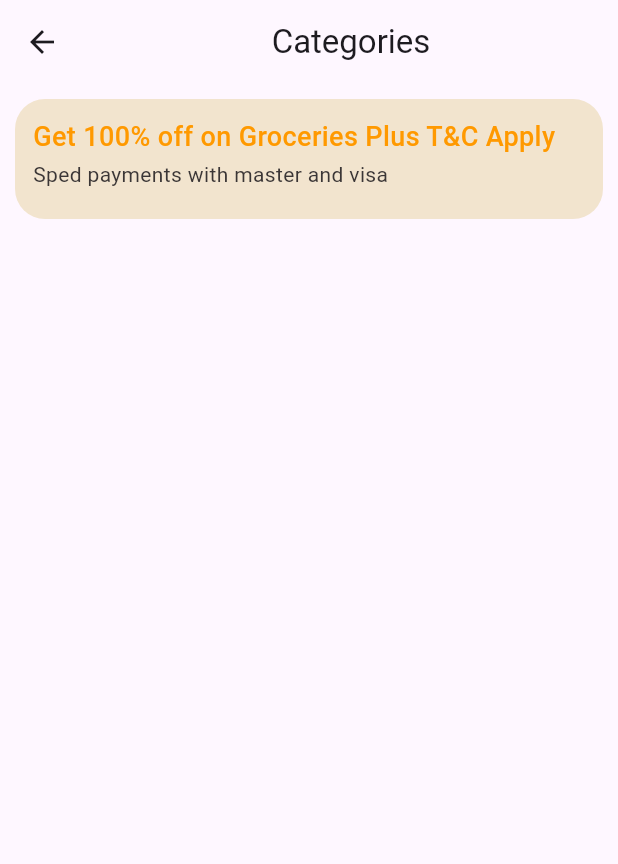
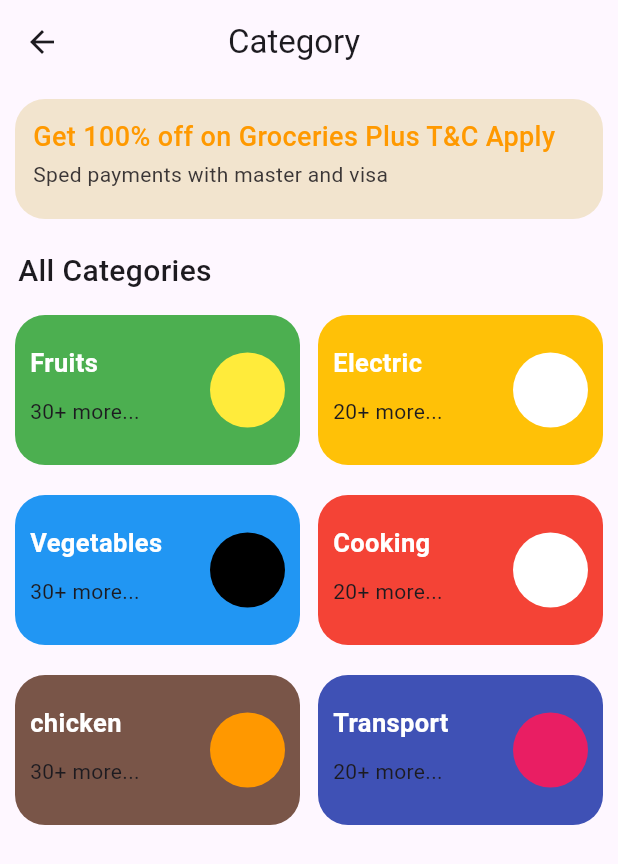
Before and after one commit to KavishkaSasindu/flutter_grocery_app, a Flutter app: the screen it shows after launch, on a phone screen of 412 x 824 dp. Shown: the top 864 px of the screen. Run offline on Flutter 3.47's test engine with Material 3 defaults, Android fonts, the phone set to English and light mode, and no system bars.

Commit message:
updated category page

```diff
--- a/lib/home/categories_page/categories_page.dart
+++ b/lib/home/categories_page/categories_page.dart
@@ -1,4 +1,5 @@
 import "package:flutter/material.dart";
+import "package:grocery_app/widgets/resusable/categoty_card.dart";
 import "package:grocery_app/widgets/shared/notification_card.dart";
 
 class CategoryPage extends StatelessWidget {
@@ -9,11 +10,87 @@ class CategoryPage extends StatelessWidget {
     return Scaffold(
       appBar: AppBar(
         leading: const Icon(Icons.arrow_back),
-        title: const Center(
-          child: Text("Categories"),
+        title: const Padding(
+          padding: EdgeInsets.symmetric(horizontal: 80.0),
+          child: Text("Category"),
         ),
       ),
-      body: const NotificationCard(),
+      body: const Column(
+        crossAxisAlignment: CrossAxisAlignment.start,
+        children: [
+          NotificationCard(),
+          SizedBox(
+            height: 10,
+          ),
+          Padding(
+            padding: EdgeInsets.only(left: 12.0, bottom: 5.0),
+            child: Text(
+              "All Categories",
+              style: TextStyle(fontSize: 20, fontWeight: FontWeight.w500),
+            ),
+          ),
+          Padding(
+            padding: EdgeInsets.all(10.0),
+            child: Row(
+              mainAxisAlignment: MainAxisAlignment.spaceBetween,
+              children: [
+                CategoryCard(
+                  title: "Fruits",
+                  price: "30+ more...",
+                  boxColor: Colors.green,
+                  circleColor: Colors.yellow,
+                ),
+                CategoryCard(
+                  title: "Electric",
+                  price: "20+ more...",
+                  boxColor: Colors.amber,
+                  circleColor: Colors.white,
+                ),
+              ],
+            ),
+          ),
+          Padding(
+            padding: EdgeInsets.all(10.0),
+            child: Row(
+              mainAxisAlignment: MainAxisAlignment.spaceBetween,
+              children: [
+                CategoryCard(
+                  title: "Vegetables",
+                  price: "30+ more...",
+                  boxColor: Colors.blue,
+                  circleColor: Colors.black,
+                ),
+                CategoryCard(
+                  title: "Cooking",
+                  price: "20+ more...",
+                  boxColor: Colors.red,
+                  circleColor: Colors.white,
+                ),
+              ],
+            ),
+          ),
+          Padding(
+            padding: EdgeInsets.all(10.0),
+            child: Row(
+              mainAxisAlignment: MainAxisAlignment.spaceBetween,
+              children: [
+                CategoryCard(
+                  title: "chicken",
+                  price: "30+ more...",
+                  boxColor: Colors.brown,
+                  circleColor: Colors.orange,
+                ),
+                CategoryCard(
+                  title: "Transport",
+                  price: "20+ more...",
+                  boxColor: Colors.indigo,
+                  circleColor: Colors.pink,
+                ),
+              ],
+            ),
+          ),
+        ],
+      ),
     );
   }
 }
--- /dev/null
+++ b/lib/widgets/resusable/categoty_card.dart
@@ -0,0 +1,60 @@
+import "package:flutter/material.dart";
+
+class CategoryCard extends StatelessWidget {
+  final String title;
+  final String price;
+  final Color boxColor;
+  final Color circleColor;
+  const CategoryCard(
+      {super.key,
+      required this.title,
+      required this.price,
+      required this.boxColor,
+      required this.circleColor});
+
+  final double cardHeight = 100;
+  final double cardWidth = 190;
+
+  @override
+  Widget build(BuildContext context) {
+    return Container(
+      height: cardHeight,
+      width: cardWidth,
+      decoration: BoxDecoration(
+          color: boxColor, borderRadius: BorderRadius.circular(20)),
+      child: Padding(
+        padding: const EdgeInsets.all(10.0),
+        child: Row(
+          mainAxisAlignment: MainAxisAlignment.spaceBetween,
+          children: [
+            Column(
+              crossAxisAlignment: CrossAxisAlignment.start,
+              children: [
+                Padding(
+                  padding: EdgeInsets.only(top: 10.0),
+                  child: Text(
+                    title,
+                    style: const TextStyle(
+                        color: Colors.white,
+                        fontSize: 17,
+                        fontWeight: FontWeight.bold),
+                  ),
+                ),
+                const SizedBox(
+                  height: 10,
+                ),
+                Text(price)
+              ],
+            ),
+            Container(
+              height: 50,
+              width: 50,
+              decoration: BoxDecoration(
+                  color: circleColor, borderRadius: BorderRadius.circular(100)),
+            )
+          ],
+        ),
+      ),
+    );
+  }
+}
```
